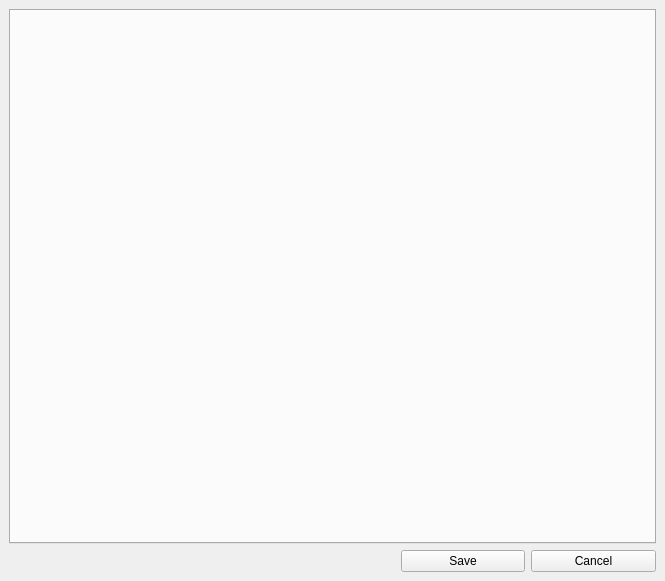
First picture: the form in code/src/main/resources/base/ui/projectsettings_window.ui, repository felixdittrich92/mission-uncuttable, before the edit.
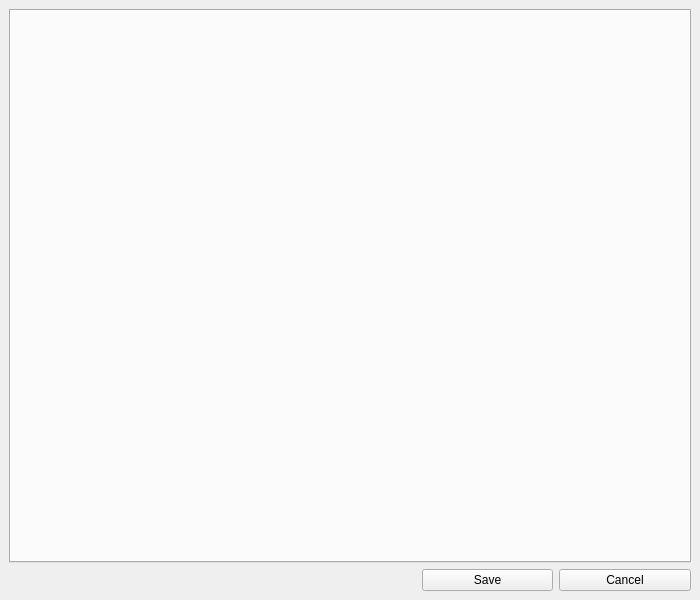
Second picture: the form after the edit.

The edit to the form file:
```diff
--- a/code/src/main/resources/base/ui/projectsettings_window.ui
+++ b/code/src/main/resources/base/ui/projectsettings_window.ui
@@ -2,14 +2,35 @@
 <ui version="4.0">
  <class>MainWindow</class>
  <widget class="QMainWindow" name="MainWindow">
+  <property name="enabled">
+   <bool>true</bool>
+  </property>
   <property name="geometry">
    <rect>
     <x>0</x>
     <y>0</y>
-    <width>665</width>
-    <height>581</height>
+    <width>700</width>
+    <height>600</height>
    </rect>
   </property>
+  <property name="sizePolicy">
+   <sizepolicy hsizetype="Minimum" vsizetype="Minimum">
+    <horstretch>0</horstretch>
+    <verstretch>0</verstretch>
+   </sizepolicy>
+  </property>
+  <property name="minimumSize">
+   <size>
+    <width>700</width>
+    <height>600</height>
+   </size>
+  </property>
+  <property name="maximumSize">
+   <size>
+    <width>700</width>
+    <height>600</height>
+   </size>
+  </property>
   <property name="windowTitle">
    <string>Projekteinstellungen</string>
   </property>
```
